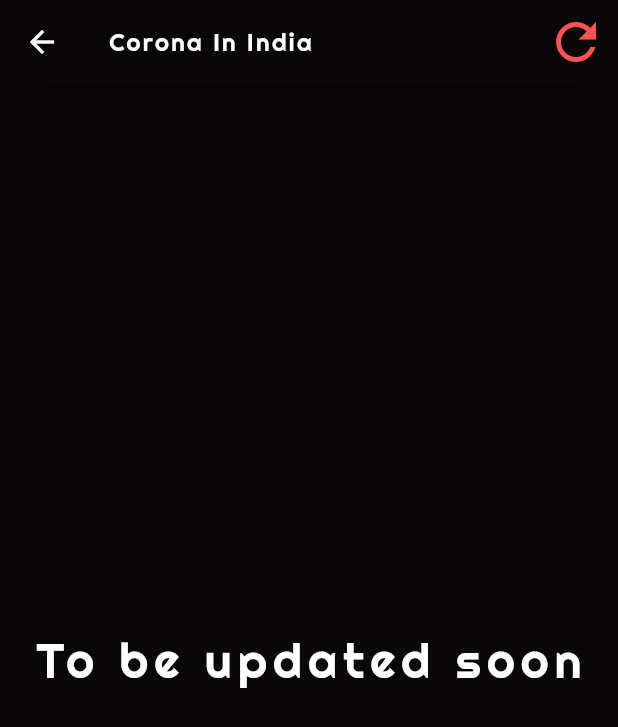
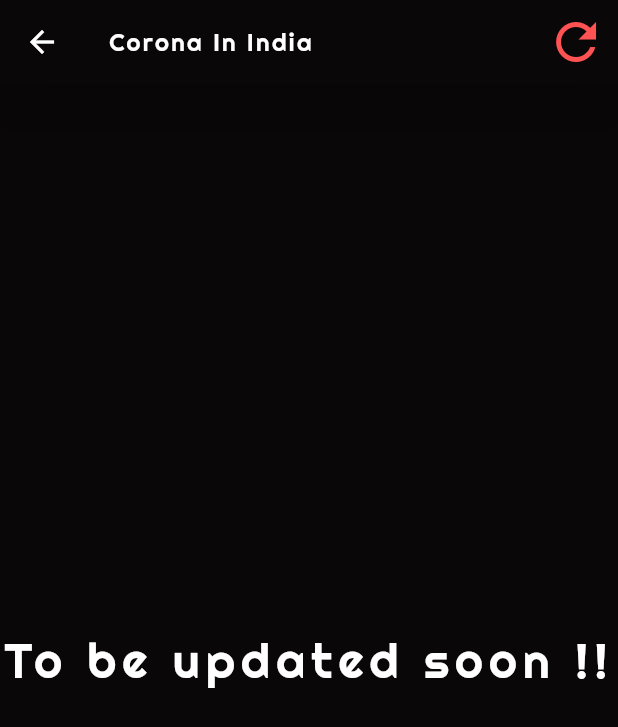
Before and after one commit to JerinFrancisA/CoronaVirus_LiveUpdates, a Flutter app: the screen it shows after launch, in the side drawer, after a tap on "India Updates", on a phone screen of 412 x 824 dp. Shown: the top 727 px of the screen. Run offline on Flutter 3.47's test engine with Material 2 defaults, Android fonts, the phone set to English and light mode, and no system bars; our stand-ins replace marquee, webview_flutter; network calls fail.

```diff
--- a/lib/screens/home_page.dart
+++ b/lib/screens/home_page.dart
@@ -93,6 +93,7 @@ class _HomePageState extends State<HomePage> {
                 child: Text(
                   'PRESS REFRESH BUTTON',
                   style: kBigText,
+                  textAlign: TextAlign.center,
                 ),
               )
             : Center(
@@ -321,11 +322,21 @@ class _HomePageState extends State<HomePage> {
             ),
             child: ListView(
               children: <Widget>[
-                DrawerHeader(
-                  child: Text(
-                    'COVID-19',
-                    style: kBigText,
-                    textAlign: TextAlign.right,
+                Container(
+                  decoration: BoxDecoration(
+                    image: DecorationImage(
+                      image: NetworkImage(
+                        'https://www.cdc.gov/coronavirus/2019-ncov/images/home-banner.jpg',
+                      ),
+                      fit: BoxFit.cover,
+                    ),
+                  ),
+                  child: DrawerHeader(
+                    child: Text(
+                      'COVID-19',
+                      style: kBigText,
+                      textAlign: TextAlign.right,
+                    ),
                   ),
                 ),
                 GestureDetector(
--- a/lib/screens/india_page.dart
+++ b/lib/screens/india_page.dart
@@ -37,8 +37,9 @@ class _IndiaPageState extends State<IndiaPage> {
         ),
         body: Center(
           child: Text(
-            'To be updated soon',
+            'To be updated soon !!',
             style: kBigText,
+            textAlign: TextAlign.center,
           ),
         ),
       ),
```
Also changed, not shown: 5 other files.
